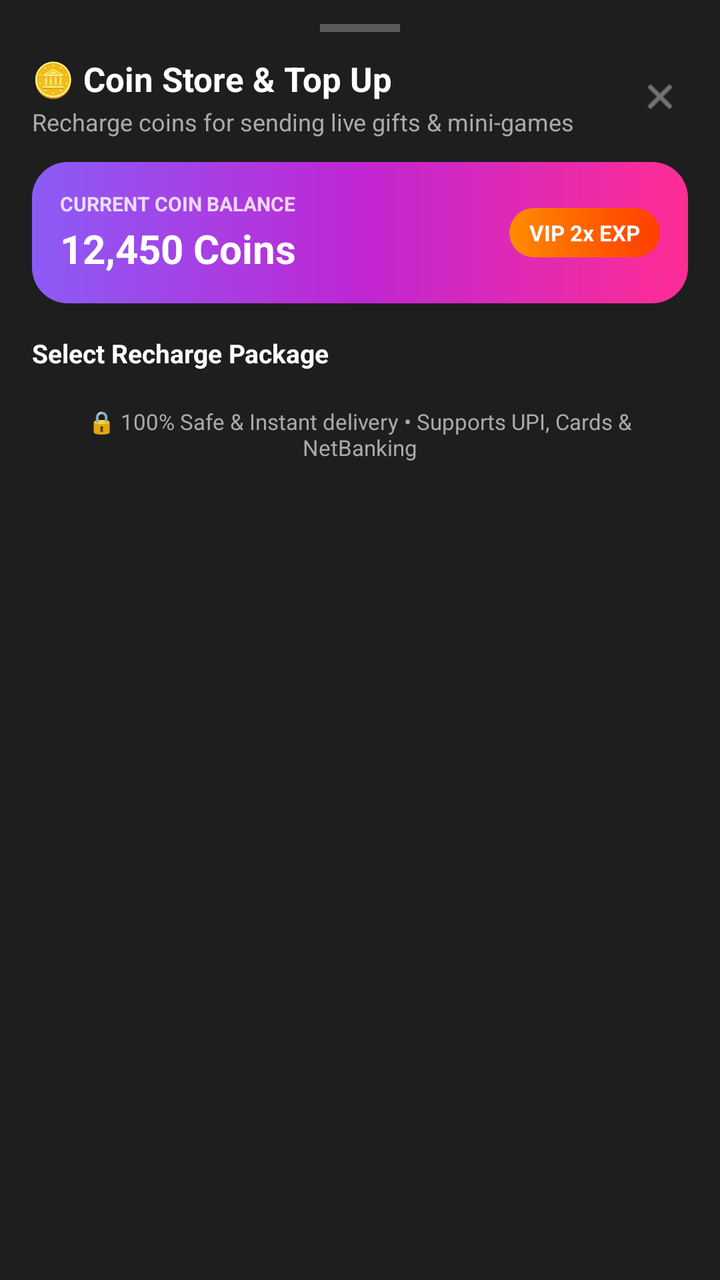
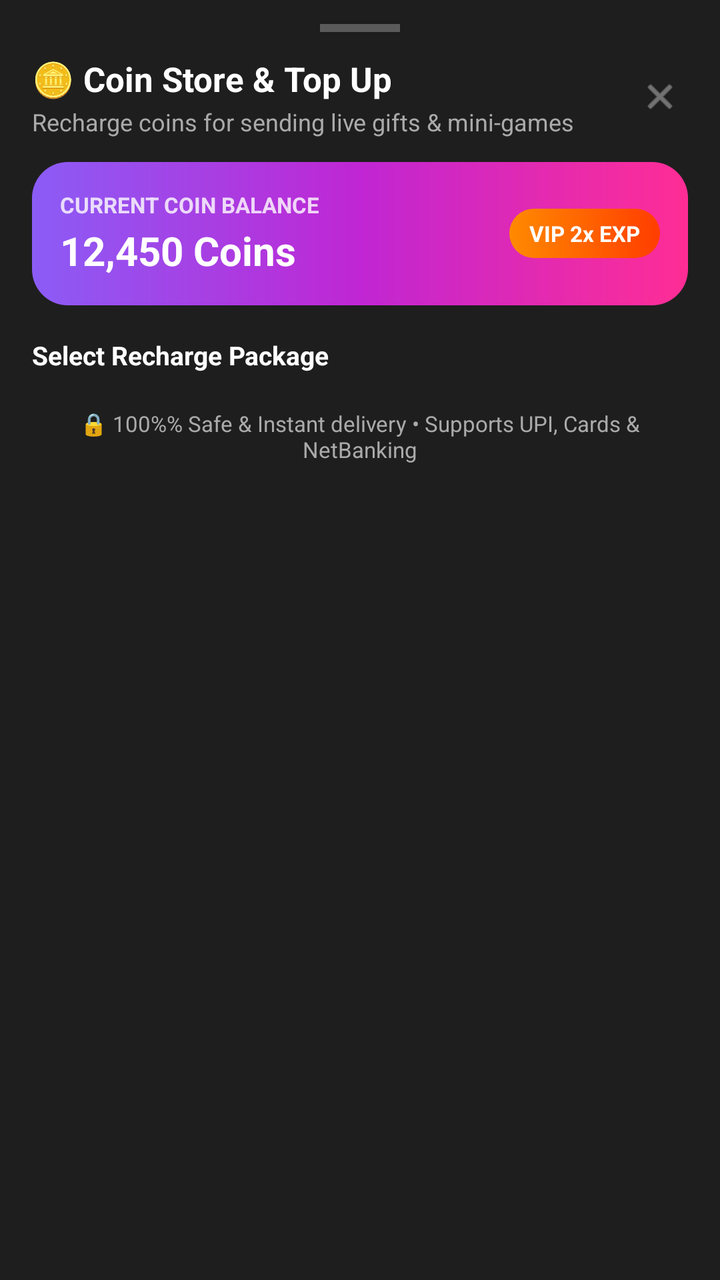

An Android layout rendered at two revisions. The XML below is the earlier revision; the diff shows what the commit changed to produce the second picture.
<!-- AndroidManifest.xml: application theme Theme.UnrealStar -->
<!-- res/layout/sheet_coin_store.xml -->
<?xml version="1.0" encoding="utf-8"?>
<LinearLayout xmlns:android="http://schemas.android.com/apk/res/android"
    xmlns:app="http://schemas.android.com/apk/res-auto"
    xmlns:tools="http://schemas.android.com/tools"
    android:layout_width="match_parent"
    android:layout_height="wrap_content"
    android:background="@color/surface_dark"
    android:orientation="vertical"
    android:paddingStart="16dp"
    android:paddingTop="12dp"
    android:paddingEnd="16dp"
    android:paddingBottom="24dp">

    
    <View
        android:layout_width="40dp"
        android:layout_height="4dp"
        android:layout_gravity="center_horizontal"
        android:layout_marginBottom="12dp"
        android:background="#44FFFFFF" />

    
    <RelativeLayout
        android:layout_width="match_parent"
        android:layout_height="wrap_content"
        android:layout_marginBottom="12dp">

        <LinearLayout
            android:layout_width="wrap_content"
            android:layout_height="wrap_content"
            android:layout_alignParentStart="true"
            android:layout_toStartOf="@id/btnCloseCoinStore"
            android:orientation="vertical">

            <TextView
                android:layout_width="wrap_content"
                android:layout_height="wrap_content"
                android:text="🪙 Coin Store &amp; Top Up"
                android:textColor="@color/text_white"
                android:textSize="17sp"
                android:textStyle="bold" />

            <TextView
                android:layout_width="wrap_content"
                android:layout_height="wrap_content"
                android:layout_marginTop="2dp"
                android:text="Recharge coins for sending live gifts &amp; mini-games"
                android:textColor="@color/text_muted"
                android:textSize="12sp" />
        </LinearLayout>

        <ImageView
            android:id="@+id/btnCloseCoinStore"
            android:layout_width="28dp"
            android:layout_height="28dp"
            android:layout_alignParentEnd="true"
            android:layout_centerVertical="true"
            android:background="?attr/selectableItemBackgroundBorderless"
            android:contentDescription="Close"
            android:padding="4dp"
            android:src="@android:drawable/ic_menu_close_clear_cancel"
            app:tint="@color/text_muted" />
    </RelativeLayout>

    
    <LinearLayout
        android:layout_width="match_parent"
        android:layout_height="wrap_content"
        android:background="@drawable/bg_me_pill_gradient"
        android:gravity="center_vertical"
        android:orientation="horizontal"
        android:padding="14dp">

        <LinearLayout
            android:layout_width="0dp"
            android:layout_height="wrap_content"
            android:layout_weight="1"
            android:orientation="vertical">

            <TextView
                android:layout_width="wrap_content"
                android:layout_height="wrap_content"
                android:text="CURRENT COIN BALANCE"
                android:textColor="#CCFFFFFF"
                android:textSize="10sp"
                android:textStyle="bold" />

            <TextView
                android:id="@+id/tvCurrentCoins"
                android:layout_width="wrap_content"
                android:layout_height="wrap_content"
                android:layout_marginTop="2dp"
                android:text="12,450 Coins"
                android:textColor="@color/text_white"
                android:textSize="20sp"
                android:textStyle="bold" />
        </LinearLayout>

        <TextView
            android:id="@+id/tvTopUpPerk"
            android:layout_width="wrap_content"
            android:layout_height="wrap_content"
            android:background="@drawable/bg_feed_pill_gold"
            android:paddingHorizontal="10dp"
            android:paddingVertical="5dp"
            android:text="VIP 2x EXP"
            android:textColor="@color/text_white"
            android:textSize="11sp"
            android:textStyle="bold" />
    </LinearLayout>

    <TextView
        android:layout_width="wrap_content"
        android:layout_height="wrap_content"
        android:layout_marginTop="16dp"
        android:layout_marginBottom="6dp"
        android:text="Select Recharge Package"
        android:textColor="@color/text_white"
        android:textSize="13sp"
        android:textStyle="bold" />

    
    <androidx.recyclerview.widget.RecyclerView
        android:id="@+id/rvCoinPackages"
        android:layout_width="match_parent"
        android:layout_height="wrap_content"
        android:overScrollMode="never" />

    
    <TextView
        android:layout_width="match_parent"
        android:layout_height="wrap_content"
        android:layout_marginTop="12dp"
        android:gravity="center"
        android:text="🔒 100% Safe &amp; Instant delivery • Supports UPI, Cards &amp; NetBanking"
        android:textColor="@color/text_muted"
        android:textSize="11sp" />

</LinearLayout>
<!-- resources referenced by this layout -->
<resources>
  <color name="surface_dark">#1E1E1E</color>
  <color name="text_muted">#AAAAAA</color>
  <color name="text_white">#FFFFFF</color>
  <!-- drawable bg_feed_pill_gold (drawable) -->
  <?xml version="1.0" encoding="utf-8"?>
  <shape xmlns:android="http://schemas.android.com/apk/res/android"
      android:shape="rectangle">
      <gradient
          android:angle="0"
          android:startColor="#FFFF8A00"
          android:endColor="#FFFF3D00"
          android:type="linear" />
      <corners android:radius="14dp" />
  </shape>
  <!-- drawable bg_me_pill_gradient (drawable) -->
  <shape xmlns:android="http://schemas.android.com/apk/res/android" android:shape="rectangle">
      <gradient android:angle="0" android:startColor="#8B5CF6" android:centerColor="#C026D3" android:endColor="#FF2D95" android:type="linear"/>
      <corners android:radius="18dp"/>
  </shape>
  <style name="Theme.UnrealStar" parent="Theme.MaterialComponents.DayNight.NoActionBar">
          <item name="colorPrimary">@color/primary</item>
          <item name="colorPrimaryVariant">@color/primary_variant</item>
          <item name="colorSecondary">@color/secondary</item>
          <item name="android:statusBarColor">@color/background_dark</item>
          <item name="android:navigationBarColor">@color/background_dark</item>
      </style>
  <color name="primary">#FF0055</color>
  <color name="primary_variant">#D60047</color>
  <color name="secondary">#FFD700</color>
  <color name="background_dark">#121212</color>
</resources>

<!-- the commit's change to res/layout/sheet_coin_store.xml (unified diff, before → after) -->
@@ -35,7 +35,7 @@
             <TextView
                 android:layout_width="wrap_content"
                 android:layout_height="wrap_content"
-                android:text="🪙 Coin Store &amp; Top Up"
+                android:text="@string/coin_store_top_up"
                 android:textColor="@color/text_white"
                 android:textSize="17sp"
                 android:textStyle="bold" />
@@ -44,7 +44,7 @@
                 android:layout_width="wrap_content"
                 android:layout_height="wrap_content"
                 android:layout_marginTop="2dp"
-                android:text="Recharge coins for sending live gifts &amp; mini-games"
+                android:text="@string/recharge_coins_for_sending_live"
                 android:textColor="@color/text_muted"
                 android:textSize="12sp" />
         </LinearLayout>
@@ -56,7 +56,7 @@
             android:layout_alignParentEnd="true"
             android:layout_centerVertical="true"
             android:background="?attr/selectableItemBackgroundBorderless"
-            android:contentDescription="Close"
+            android:contentDescription="@string/desc_close"
             android:padding="4dp"
             android:src="@android:drawable/ic_menu_close_clear_cancel"
             app:tint="@color/text_muted" />
@@ -80,9 +80,9 @@
             <TextView
                 android:layout_width="wrap_content"
                 android:layout_height="wrap_content"
-                android:text="CURRENT COIN BALANCE"
+                android:text="@string/current_coin_balance"
                 android:textColor="#CCFFFFFF"
-                android:textSize="10sp"
+                android:textSize="11sp"
                 android:textStyle="bold" />
 
             <TextView
@@ -90,7 +90,7 @@
                 android:layout_width="wrap_content"
                 android:layout_height="wrap_content"
                 android:layout_marginTop="2dp"
-                android:text="12,450 Coins"
+                android:text="@string/current_coins"
                 android:textColor="@color/text_white"
                 android:textSize="20sp"
                 android:textStyle="bold" />
@@ -103,7 +103,7 @@
             android:background="@drawable/bg_feed_pill_gold"
             android:paddingHorizontal="10dp"
             android:paddingVertical="5dp"
-            android:text="VIP 2x EXP"
+            android:text="@string/top_up_perk"
             android:textColor="@color/text_white"
             android:textSize="11sp"
             android:textStyle="bold" />
@@ -114,7 +114,7 @@
         android:layout_height="wrap_content"
         android:layout_marginTop="16dp"
         android:layout_marginBottom="6dp"
-        android:text="Select Recharge Package"
+        android:text="@string/select_recharge_package"
         android:textColor="@color/text_white"
         android:textSize="13sp"
         android:textStyle="bold" />
@@ -132,7 +132,7 @@
         android:layout_height="wrap_content"
         android:layout_marginTop="12dp"
         android:gravity="center"
-        android:text="🔒 100% Safe &amp; Instant delivery • Supports UPI, Cards &amp; NetBanking"
+        android:text="@string/label_100_safe_instant_delivery_supports"
         android:textColor="@color/text_muted"
         android:textSize="11sp" />
 
<!-- resource entries referenced after the edit -->
@@ -19,10 +19,20 @@
       <gradient android:angle="0" android:startColor="#8B5CF6" android:centerColor="#C026D3" android:endColor="#FF2D95" android:type="linear"/>
       <corners android:radius="18dp"/>
   </shape>
+  <string name="coin_store_top_up">🪙 Coin Store &amp; Top Up</string>
+  <string name="current_coin_balance">CURRENT COIN BALANCE</string>
+  <string name="current_coins">12,450 Coins</string>
+  <string name="desc_close">Close</string>
+  <string name="label_100_safe_instant_delivery_supports">🔒 100%% Safe &amp; Instant delivery • Supports UPI, Cards &amp; NetBanking</string>
+  <string name="recharge_coins_for_sending_live">Recharge coins for sending live gifts &amp; mini-games</string>
+  <string name="select_recharge_package">Select Recharge Package</string>
+  <string name="top_up_perk">VIP 2x EXP</string>
   <style name="Theme.UnrealStar" parent="Theme.MaterialComponents.DayNight.NoActionBar">
           <item name="colorPrimary">@color/primary</item>
           <item name="colorPrimaryVariant">@color/primary_variant</item>
           <item name="colorSecondary">@color/secondary</item>
+          
+          <item name="android:windowBackground">@color/background_dark</item>
           <item name="android:statusBarColor">@color/background_dark</item>
           <item name="android:navigationBarColor">@color/background_dark</item>
       </style>
